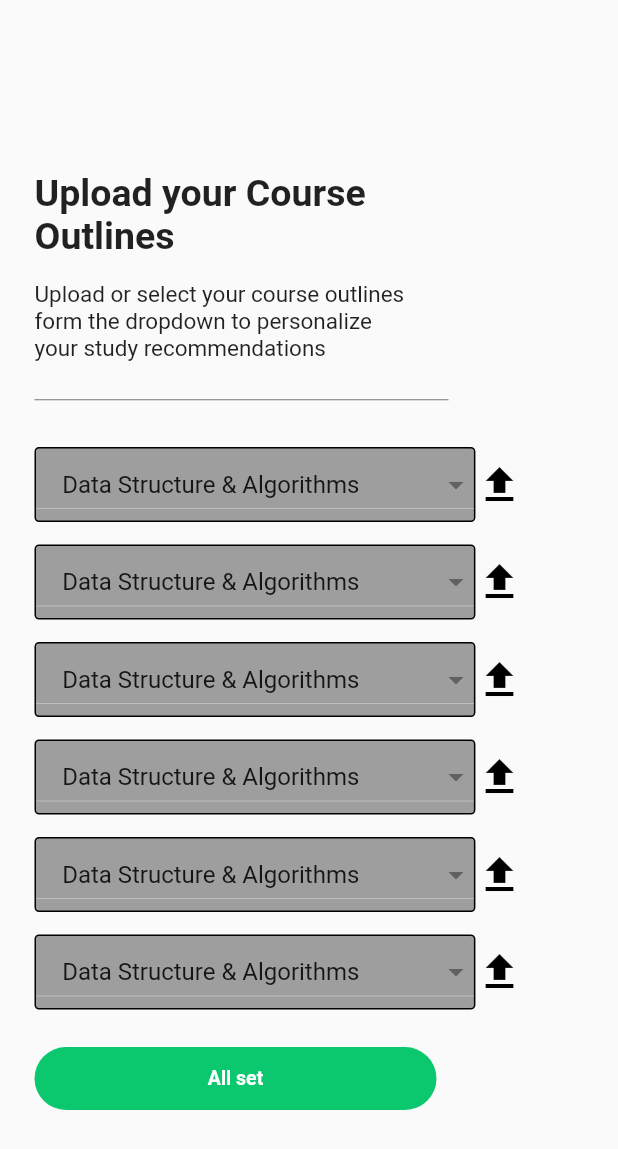
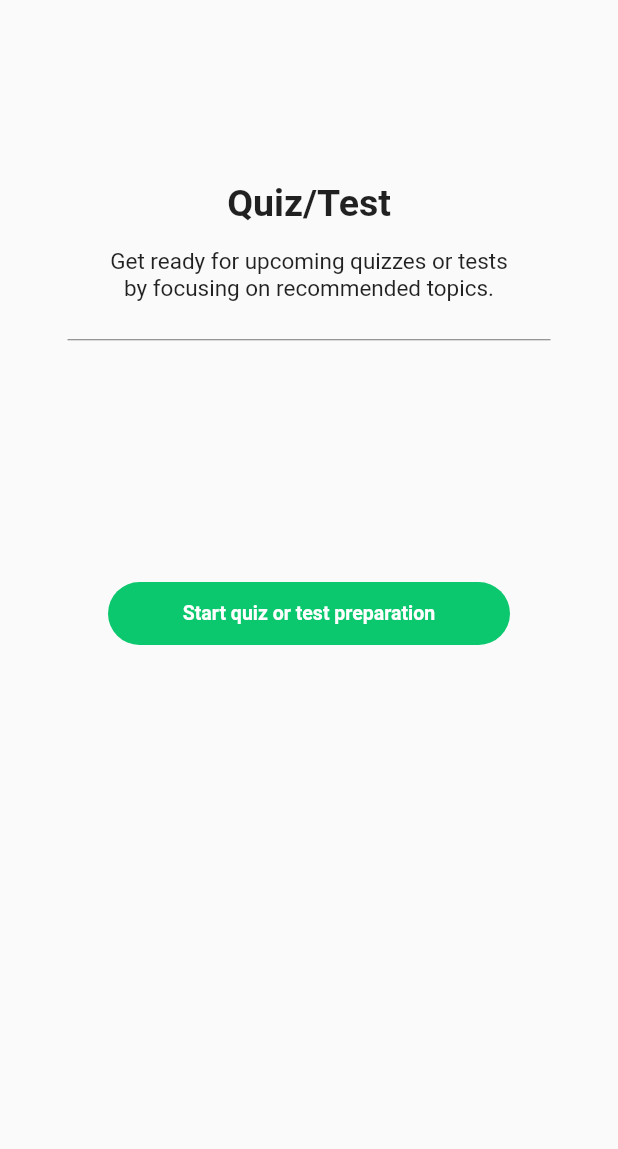
Before and after one commit to ahmadsayyab/Login-Page, a Flutter app: the screen it shows after launch, on a phone screen of 412 x 824 dp. Shown: the top 1149 px of the screen. Run offline on Flutter 3.47's test engine with Material 2 defaults, Android fonts, the phone set to English and light mode, and no system bars.

Commit message:
Some pages

```diff
--- /dev/null
+++ b/lib/Views/quiz_test_view.dart
@@ -0,0 +1,48 @@
+import 'package:flutter/material.dart';
+import 'package:testing_fyp/components/custom_button.dart';
+import 'package:testing_fyp/components/custom_divider.dart';
+import 'package:testing_fyp/components/custom_heading.dart';
+import 'package:testing_fyp/components/custom_text.dart';
+
+class QuizTestView extends StatelessWidget {
+  const QuizTestView({super.key});
+
+  @override
+  Widget build(BuildContext context) {
+    return Scaffold(
+      body: Column(
+        crossAxisAlignment: CrossAxisAlignment.center,
+        children: [
+          const SizedBox(
+            height: 121,
+          ),
+          const CustomHeading(
+            text: 'Quiz/Test',
+          ),
+          const SizedBox(
+            height: 15,
+          ),
+          const CustomText(
+            text:
+                'Get ready for upcoming quizzes or tests \nby focusing on recommended topics.',
+            alignLeft: false,
+          ),
+          const SizedBox(
+            height: 20,
+          ),
+          const CustomDivider(
+            alignLeft: false,
+          ),
+          const SizedBox(
+            height: 156,
+          ),
+          CustomButton(
+              buttonText: 'Start quiz or test preparation', onPressed: () {}),
+          const SizedBox(
+            height: 35,
+          ),
+        ],
+      ),
+    );
+  }
+}
--- a/lib/components/custom_heading.dart
+++ b/lib/components/custom_heading.dart
@@ -2,6 +2,7 @@ import 'package:flutter/material.dart';
 
 class CustomHeading extends StatelessWidget {
   final String text;
+
   const CustomHeading({super.key, required this.text});
 
   @override
--- a/lib/main.dart
+++ b/lib/main.dart
@@ -1,5 +1,8 @@
 import 'package:flutter/material.dart';
+import 'package:testing_fyp/Views/Revise_view.dart';
 import 'package:testing_fyp/Views/course_outlines.dart';
+import 'package:testing_fyp/Views/quiz_test_view.dart';
+import 'package:testing_fyp/Views/study_view.dart';
 
 void main() {
   runApp(
@@ -9,7 +12,7 @@ void main() {
         primarySwatch: Colors.blue,
       ),
       debugShowCheckedModeBanner: false,
-      home: const UploadCourseOutlinesView(),
+      home: const QuizTestView(),
     ),
   );
 }
```
Also changed, not shown: lib/Views/Revise_view.dart (added, +48 -0 lines), lib/Views/study_view.dart (added, +65 -0 lines).
